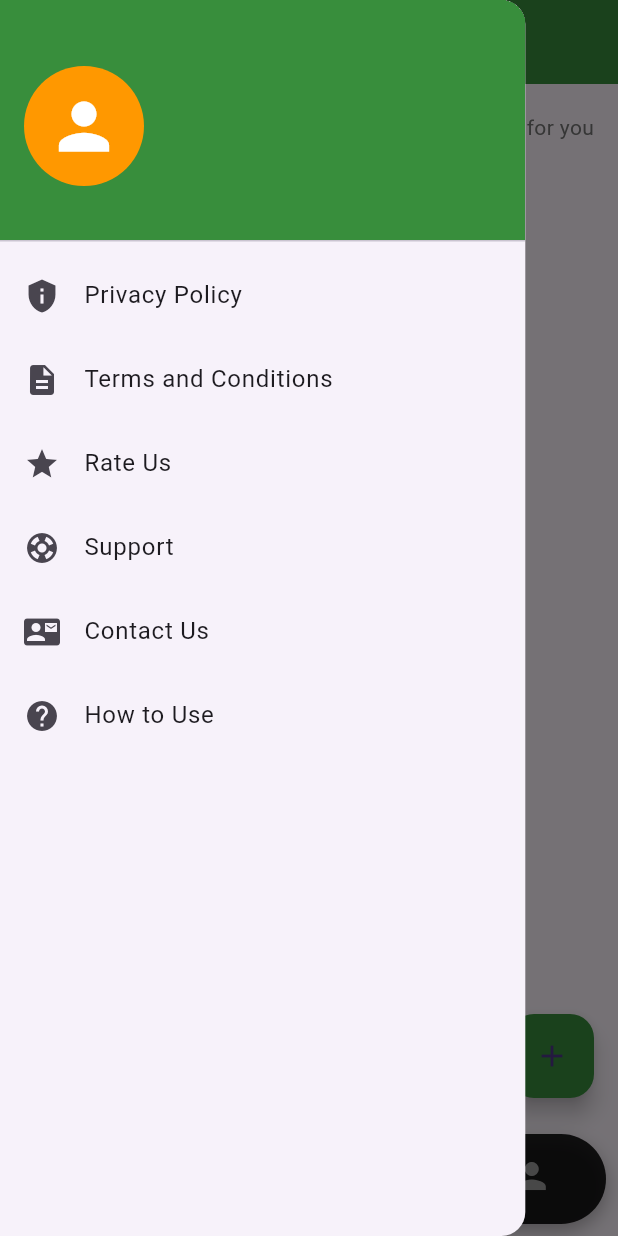
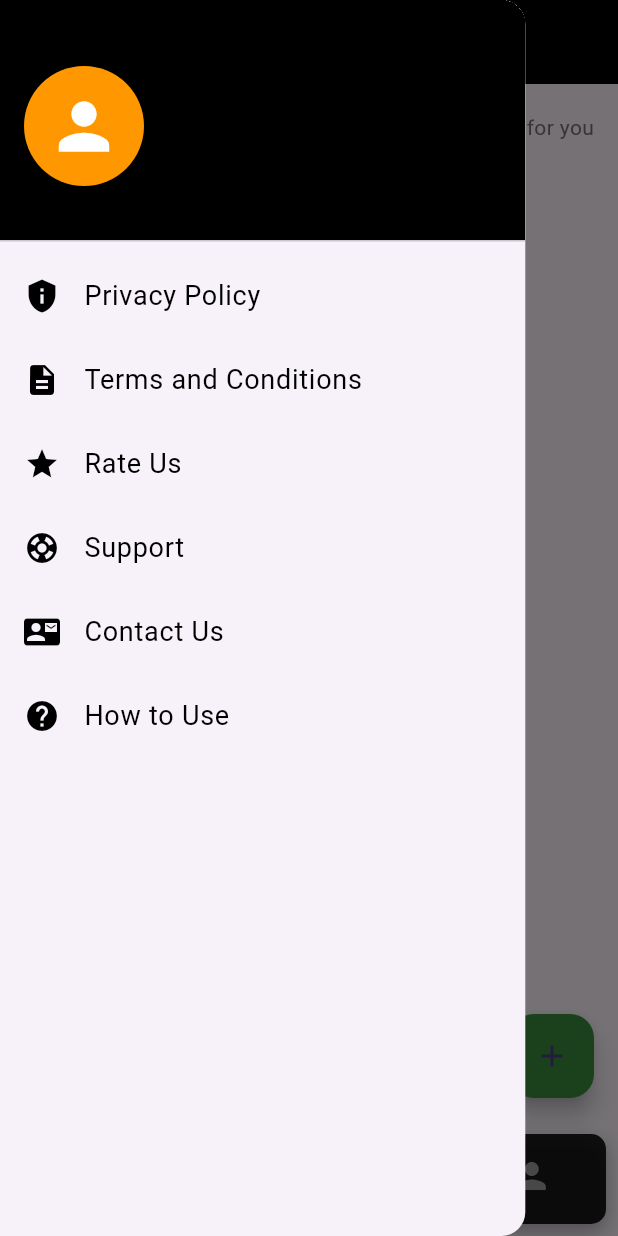
Before and after one commit to GmdDev074/Login_Signup, a Flutter app: the MainScreen screen opened by its route, with the side drawer open, on a phone screen of 412 x 824 dp. Run offline on Flutter 3.47's test engine with Material 3 defaults, Android fonts, the phone set to English and light mode, and no system bars; our stand-ins replace cloud_firestore, firebase_auth, firebase_core, flutter_local_notifications, google_sign_in, permission_handler and 2 more; accounts and stored records are empty.

Commit message:
Custom animation for the navigation implemented to avoid white edges when user navigate to other screens [main_screen implementation for the navigation drawer views]

```diff
--- a/lib/app_ui/main_screen.dart
+++ b/lib/app_ui/main_screen.dart
@@ -1,3 +1,7 @@
+import 'package:Lecture_Scheduler/app_ui/privacy_policy_view.dart';
+import 'package:Lecture_Scheduler/app_ui/rate_us_view.dart';
+import 'package:Lecture_Scheduler/app_ui/support_view.dart';
+import 'package:Lecture_Scheduler/app_ui/terms_and_conditions_view.dart';
 import 'package:flutter/material.dart';
 import 'package:firebase_auth/firebase_auth.dart';
 import 'package:Lecture_Scheduler/app_ui/home_view.dart';
@@ -7,7 +11,10 @@ import 'package:Lecture_Scheduler/app_ui/subjects_view.dart';
 import 'package:flutter/services.dart';
 import '../controllers/login_controller.dart';
 import '../controllers/profile_controller.dart';
-import 'dart:io'; // For SystemNavigator.pop()
+import 'dart:io';
+
+import 'contact_us_view.dart';
+import 'how_to_use_view.dart'; // For SystemNavigator.pop()
 
 class UserModel {
   final String name;
@@ -59,6 +66,20 @@ class DrawerStateManager {
   }
 }
 
+// Custom fade transition
+class FadePageRoute<T> extends MaterialPageRoute<T> {
+  FadePageRoute({required WidgetBuilder builder}) : super(builder: builder);
+
+  @override
+  Widget buildTransitions(BuildContext context, Animation<double> animation,
+      Animation<double> secondaryAnimation, Widget child) {
+    return FadeTransition(
+      opacity: animation,
+      child: child,
+    );
+  }
+}
+
 class MainScreen extends StatefulWidget {
   const MainScreen({super.key});
 
@@ -87,15 +108,15 @@ class _MainScreenState extends State<MainScreen> {
   String get _appBarTitle {
     switch (_selectedIndex) {
       case 0:
-        return 'Schedule';
+        return 'Subjects & Schedules';
       case 1:
-        return 'Schedule';
+        return 'Schedules';
       case 2:
         return 'Subjects';
       case 3:
         return 'Profile';
       default:
-        return 'Schedule';
+        return 'Subjects & Schedules';
     }
   }
 
@@ -191,14 +212,23 @@ class _MainScreenState extends State<MainScreen> {
         key: _scaffoldKey,
         appBar: AppBar(
           leading: IconButton(
+            color: Colors.white,
             icon: const Icon(Icons.menu),
             onPressed: _drawerManager.openDrawer,
           ),
-          backgroundColor: Colors.green.shade700,
-          title: Text(_appBarTitle),
+          backgroundColor: Colors.black,
+          title: Text(
+            _appBarTitle,
+            style: const TextStyle(
+              color: Colors.white,
+              fontSize: 18,
+              fontWeight: FontWeight.bold,
+            ),
+          ),
           actions: [
             if (_selectedIndex == 3)
               IconButton(
+                color: Colors.white,
                 icon: const Icon(Icons.logout),
                 onPressed: () async {
                   await loginController.logout(context);
@@ -208,12 +238,13 @@ class _MainScreenState extends State<MainScreen> {
         ),
         drawer: Drawer(
           width: MediaQuery.of(context).size.width * 0.85,
+          //backgroundColor: Colors.black, // Match app theme
           child: ListView(
             padding: EdgeInsets.zero,
             children: [
               DrawerHeader(
-                decoration: BoxDecoration(
-                  color: Colors.green.shade700,
+                decoration: const BoxDecoration(
+                  color: Colors.black,
                 ),
                 child: Row(
                   children: [
@@ -241,51 +272,111 @@ class _MainScreenState extends State<MainScreen> {
                 ),
               ),
               ListTile(
-                leading: const Icon(Icons.privacy_tip),
-                title: const Text('Privacy Policy'),
+                leading: const Icon(Icons.privacy_tip,
+                  color: Colors.black),
+                title: const Text('Privacy Policy',
+                  style: const TextStyle(
+                    color: Colors.black,
+                    fontSize: 18,
+                  ),),
                 onTap: () {
                   _drawerManager.closeDrawer(context);
-                  Navigator.pushNamed(context, '/privacy_policy');
+                  Navigator.push(
+                    context,
+                    FadePageRoute(
+                      builder: (context) => const PrivacyPolicyView(),
+                    ),
+                  );
                 },
               ),
               ListTile(
-                leading: const Icon(Icons.description),
-                title: const Text('Terms and Conditions'),
+                leading: const Icon(Icons.description,
+                    color: Colors.black),
+                title: const Text('Terms and Conditions',
+                  style: const TextStyle(
+                    color: Colors.black,
+                    fontSize: 18,
+                  ),),
                 onTap: () {
                   _drawerManager.closeDrawer(context);
-                  Navigator.pushNamed(context, '/terms_and_conditions');
+                  Navigator.push(
+                    context,
+                    FadePageRoute(
+                      builder: (context) => const TermsAndConditionsView(),
+                    ),
+                  );
                 },
               ),
               ListTile(
-                leading: const Icon(Icons.star),
-                title: const Text('Rate Us'),
+                leading: const Icon(Icons.star,
+                    color: Colors.black),
+                title: const Text('Rate Us',
+                  style: const TextStyle(
+                    color: Colors.black,
+                    fontSize: 18,
+                  ),),
                 onTap: () {
                   _drawerManager.closeDrawer(context);
-                  Navigator.pushNamed(context, '/rate_us');
+                  Navigator.push(
+                    context,
+                    FadePageRoute(
+                      builder: (context) => const RateUsView(),
+                    ),
+                  );
                 },
               ),
               ListTile(
-                leading: const Icon(Icons.support),
-                title: const Text('Support'),
+                leading: const Icon(Icons.support,
+                    color: Colors.black),
+                title: const Text('Support',
+                  style: const TextStyle(
+                    color: Colors.black,
+                    fontSize: 18,
+                  ),),
                 onTap: () {
                   _drawerManager.closeDrawer(context);
-                  Navigator.pushNamed(context, '/support');
+                  Navigator.push(
+                    context,
+                    FadePageRoute(
+                      builder: (context) => const SupportView(),
+                    ),
+                  );
                 },
               ),
               ListTile(
-                leading: const Icon(Icons.contact_mail),
-                title: const Text('Contact Us'),
+                leading: const Icon(Icons.contact_mail,
+                    color: Colors.black),
+                title: const Text('Contact Us',
+                  style: const TextStyle(
+                    color: Colors.black,
+                    fontSize: 18,
+                  ),),
                 onTap: () {
                   _drawerManager.closeDrawer(context);
-                  Navigator.pushNamed(context, '/contact_us');
+                  Navigator.push(
+                    context,
+                    FadePageRoute(
+                      builder: (context) => const ContactUsView(),
+                    ),
+                  );
                 },
               ),
               ListTile(
-                leading: const Icon(Icons.help),
-                title: const Text('How to Use'),
+                leading: const Icon(Icons.help,
+                    color: Colors.black),
+                title: const Text('How to Use',
+                  style: const TextStyle(
+                    color: Colors.black,
+                    fontSize: 18,
+                  ),),
                 onTap: () {
                   _drawerManager.closeDrawer(context);
-                  Navigator.pushNamed(context, '/how_to_use');
+                  Navigator.push(
+                    context,
+                    FadePageRoute(
+                      builder: (context) => const HowToUseView(),
+                    ),
+                  );
                 },
               ),
             ],
@@ -298,7 +389,7 @@ class _MainScreenState extends State<MainScreen> {
             height: 60,
             decoration: BoxDecoration(
               color: Colors.black87,
-              borderRadius: BorderRadius.circular(30),
+              borderRadius: BorderRadius.circular(10),
               boxShadow: [
                 BoxShadow(
                   color: Colors.black.withOpacity(0.3),
@@ -315,11 +406,8 @@ class _MainScreenState extends State<MainScreen> {
                 ),
                 BottomNavigationBarItem(
                   icon: Icon(
-                    Icons.schedule,
-                    color: _selectedIndex == 1 ? Colors.white : Colors.grey,
-                  ),
-                  label: 'Schedule',
-                  backgroundColor: _selectedIndex == 1 ? Colors.green.shade700 : Colors.transparent,
+                    Icons.schedule),
+                  label: 'Schedule'
                 ),
                 const BottomNavigationBarItem(
                   icon: Icon(Icons.subject),
```
Also changed, not shown: lib/app_ui/contact_us_view.dart (+8 -2 lines), lib/app_ui/how_to_use_view.dart (+8 -2 lines), lib/app_ui/privacy_policy_view.dart (+8 -2 lines), lib/app_ui/rate_us_view.dart (+8 -2 lines), lib/app_ui/support_view.dart (+8 -2 lines), lib/app_ui/terms_and_conditions_view.dart (+8 -2 lines), 4 other files.
